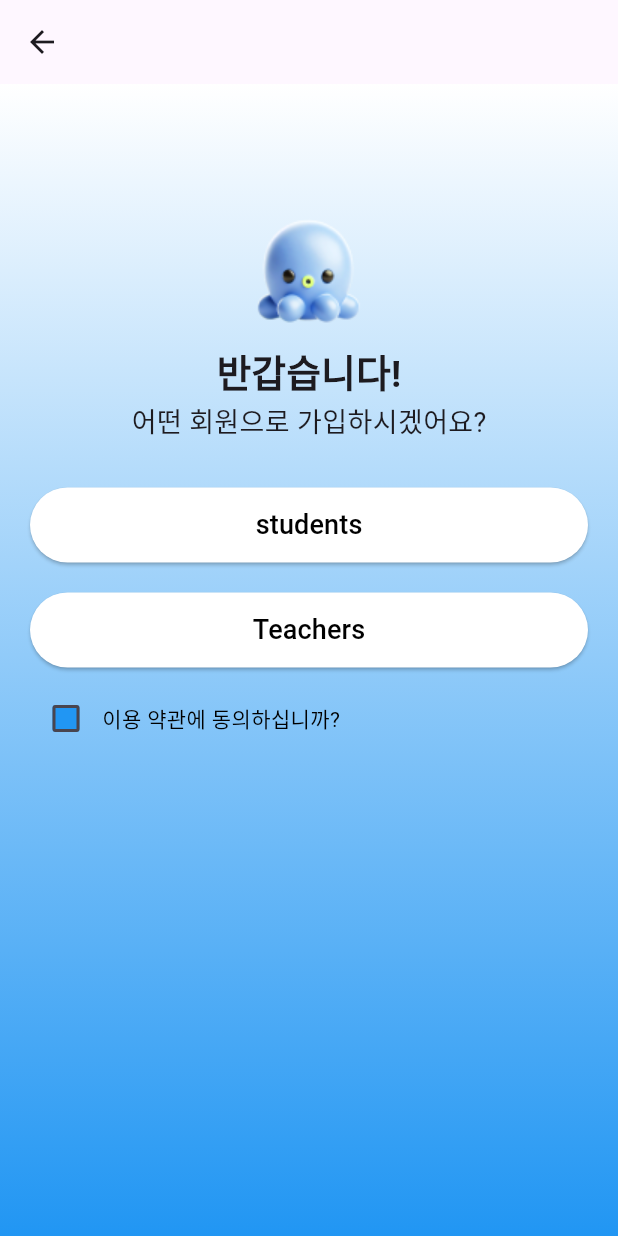
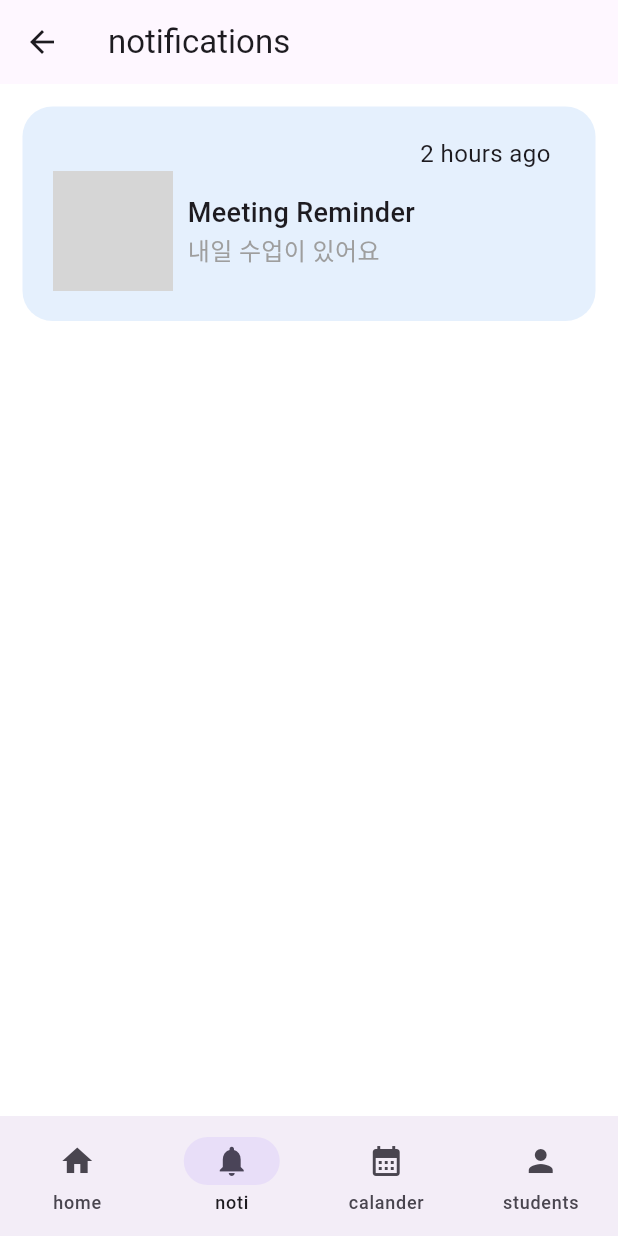
Before and after one commit to Tutorpus/Tutorpus-frontend, a Flutter app: the screen it shows after launch, after a tap on "가짜", on a phone screen of 412 x 824 dp. Run offline on Flutter 3.47's test engine with Material 3 defaults, Android fonts, the phone set to English and light mode, and no system bars; our stand-ins replace flutter_svg; grey boxes are pictures that could not be loaded.

Commit message:
notification building ... images updated

```diff
--- /dev/null
+++ b/lib/pages/home_common.dart
@@ -0,0 +1,62 @@
+import 'package:flutter/material.dart';
+import 'package:tutorpus/pages/notifications.dart';
+
+class HomeCommon extends StatefulWidget {
+  const HomeCommon({super.key});
+
+  @override
+  State<HomeCommon> createState() => _HomeCommonState();
+}
+
+class _HomeCommonState extends State<HomeCommon> {
+  int currentPageIndex = 1;
+  int boo = 0;
+  final List<Widget> screens = [
+    const HomeCommon(),
+    const Noti(),
+    // Calendar(),
+    // StuList(),
+  ];
+  @override
+  Widget build(BuildContext context) {
+    if (boo == 0) {
+      return Scaffold(
+          bottomNavigationBar: NavigationBar(
+            destinations: const [
+              NavigationDestination(icon: Icon(Icons.home), label: 'home'),
+              NavigationDestination(
+                  icon: Icon(Icons.notifications), label: 'noti'),
+              NavigationDestination(
+                  icon: Icon(Icons.calendar_month), label: 'calander'),
+              NavigationDestination(icon: Icon(Icons.person), label: 'students')
+            ],
+            selectedIndex: currentPageIndex,
+            onDestinationSelected: (int Index) {
+              setState(() {
+                currentPageIndex = Index;
+              });
+            },
+          ),
+          body: screens[currentPageIndex]);
+    } else {
+      return Scaffold(
+          bottomNavigationBar: NavigationBar(
+            destinations: const [
+              NavigationDestination(icon: Icon(Icons.home), label: 'home'),
+              NavigationDestination(
+                  icon: Icon(Icons.notifications), label: 'noti'),
+              NavigationDestination(
+                  icon: Icon(Icons.calendar_month), label: 'calander'),
+              NavigationDestination(icon: Icon(Icons.person), label: 'teacher')
+            ],
+            selectedIndex: currentPageIndex,
+            onDestinationSelected: (int Index) {
+              setState(() {
+                currentPageIndex = Index;
+              });
+            },
+          ),
+          body: screens[currentPageIndex]);
+    }
+  }
+}
--- a/lib/pages/home_tch.dart
+++ /dev/null
@@ -1,15 +0,0 @@
-import 'package:flutter/material.dart';
-
-class HomeTch extends StatefulWidget {
-  const HomeTch({super.key});
-
-  @override
-  State<HomeTch> createState() => _HomeTchState();
-}
-
-class _HomeTchState extends State<HomeTch> {
-  @override
-  Widget build(BuildContext context) {
-    return const Placeholder();
-  }
-}
--- a/lib/pages/login_main.dart
+++ b/lib/pages/login_main.dart
@@ -3,7 +3,7 @@ import 'package:flutter_svg/flutter_svg.dart';
 import 'package:tutorpus/theme/colors.dart';
 import 'package:http/http.dart' as http;
 import 'dart:convert';
-import 'package:tutorpus/pages/home_tch.dart';
+import 'package:tutorpus/pages/home_common.dart';
 import 'package:tutorpus/utils/oval_button.dart';
 import 'package:tutorpus/utils/input_field.dart';
 import 'package:tutorpus/pages/signin_mem_select.dart';
@@ -91,7 +91,7 @@ class _LoginMainState extends State<LoginMain> {
                 const SizedBox(height: 40),
                 OvalButton(
                   text: 'Log in',
-                  backgroundColor: blue3,
+                  backgroundColor: blue,
                   textColor: Colors.black,
                   onPressed: _login,
                 ),
@@ -125,7 +125,7 @@ class _LoginMainState extends State<LoginMain> {
                           Navigator.push(
                             context,
                             MaterialPageRoute(
-                                builder: (context) => const SigninMemSelect()),
+                                builder: (context) => const HomeCommon()),
                           );
                         },
                         child: const Text(
--- a/lib/main.dart
+++ b/lib/pages/main.dart
@@ -3,6 +3,7 @@ import 'package:tutorpus/pages/login_main.dart';
 import 'package:tutorpus/pages/signin_mem_select.dart';
 import 'package:tutorpus/pages/sample.dart';
 import 'package:tutorpus/pages/signup_teacher.dart';
+import 'package:tutorpus/pages/home_common.dart';
 
 void main() {
   runApp(const MyApp());
--- /dev/null
+++ b/lib/pages/notifications.dart
@@ -0,0 +1,113 @@
+import 'package:flutter/material.dart';
+import 'package:tutorpus/theme/colors.dart';
+
+class Noti extends StatefulWidget {
+  const Noti({super.key});
+
+  @override
+  State<Noti> createState() => _NotiState();
+}
+
+class _NotiState extends State<Noti> {
+  @override
+  Widget build(BuildContext context) {
+    return Scaffold(
+      appBar: AppBar(
+        title: const Text('notifications'),
+      ),
+      body: Container(
+        width: double.infinity, // 가로로 화면 전체를 채움
+        height: double.infinity,
+        decoration: const BoxDecoration(color: Colors.white),
+        child: SingleChildScrollView(
+          child: Column(
+            children: [
+              NotificationBox(
+                  title: 'Meeting Reminder',
+                  detail: '내일 수업이 있어요',
+                  time: '2 hours ago',
+                  type: 'meeting'),
+            ],
+          ),
+        ),
+      ),
+    );
+  }
+
+  Padding NotificationBox({
+    required String title,
+    required String detail,
+    required String time,
+    required String type, // 알림 타입 추가
+  }) {
+    // 타입에 따른 이미지 경로 설정
+    String imagePath;
+    switch (type) {
+      case 'meeting':
+        imagePath = 'assets/images/meeting.png';
+        break;
+      case 'homework':
+        imagePath = 'assets/images/homework.png';
+        break;
+      case 'event':
+        imagePath = 'assets/images/event.png';
+        break;
+      default:
+        imagePath = 'assets/images/default.png'; // 기본 이미지
+    }
+
+    return Padding(
+      padding: const EdgeInsets.all(15.0),
+      child: Container(
+        decoration: BoxDecoration(
+          borderRadius: BorderRadius.circular(20),
+          color: lightblue,
+        ),
+        child: Padding(
+          padding: const EdgeInsets.all(20),
+          child: Column(
+            crossAxisAlignment: CrossAxisAlignment.start,
+            children: [
+              Row(
+                mainAxisAlignment: MainAxisAlignment.end,
+                children: [
+                  Text(
+                    time,
+                    style: const TextStyle(fontSize: 16),
+                  ),
+                  const SizedBox(width: 10),
+                ],
+              ),
+              Row(
+                children: [
+                  Image.asset(
+                    imagePath, // 동적으로 설정된 이미지 경로
+                    width: 80,
+                  ),
+                  Padding(
+                    padding: const EdgeInsets.only(left: 10),
+                    child: Column(
+                      crossAxisAlignment: CrossAxisAlignment.start,
+                      children: [
+                        Text(
+                          title,
+                          style: const TextStyle(
+                              fontSize: 18, fontWeight: FontWeight.w500),
+                        ),
+                        Text(
+                          detail,
+                          style:
+                              const TextStyle(fontSize: 16, color: Colors.grey),
+                        ),
+                      ],
+                    ),
+                  ),
+                ],
+              ),
+            ],
+          ),
+        ),
+      ),
+    );
+  }
+}
--- a/lib/pages/signup_teacher.dart
+++ b/lib/pages/signup_teacher.dart
@@ -77,7 +77,7 @@ class _SignupTchState extends State<SignupTch> {
                       ),
                       OvalButton(
                         text: '회원가입하기',
-                        backgroundColor: blue3,
+                        backgroundColor: blue,
                         textColor: white,
                         onPressed: _signup,
                       )
--- a/lib/theme/colors.dart
+++ b/lib/theme/colors.dart
@@ -1,4 +1,5 @@
 import 'package:flutter/material.dart';
 
 const white = Colors.white;
-const blue3 = Color(0xff3E8BFF);
+const lightblue = Color(0xffE5F0FD);
+const blue = Color(0xff3E8BFF);
```
Also changed, not shown: assets/images/calendar.png (added), assets/images/feedback.png (added), assets/images/homework.png (added), assets/images/logo_tutorpus.png (added), assets/images/notifications.png (added), 2 other files.
